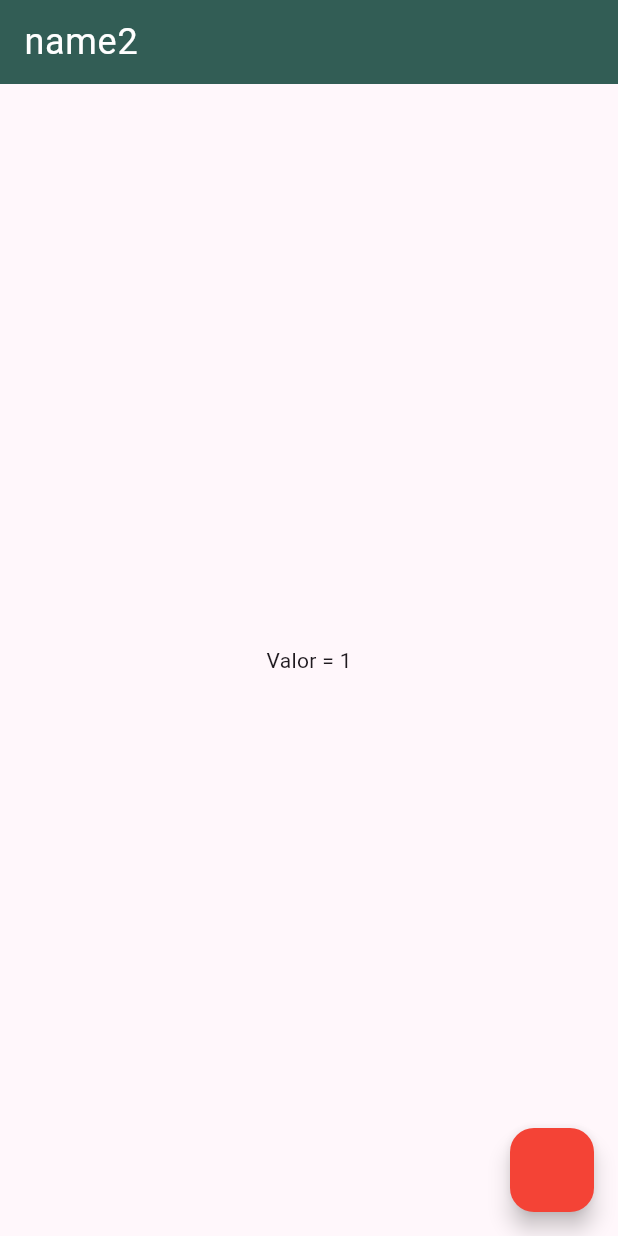
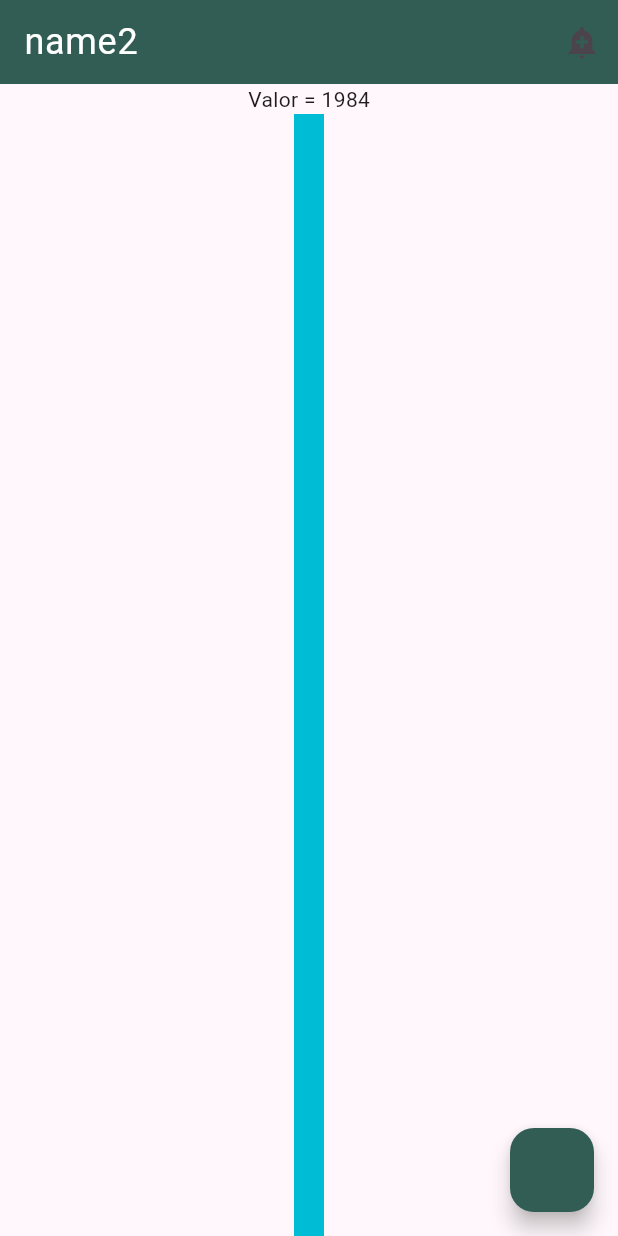
Before and after one commit to gussXX/Flutter_14112023_App_financas, a Flutter app: the screen it shows after launch, on a phone screen of 412 x 824 dp. Run offline on Flutter 3.47's test engine with Material 3 defaults, Android fonts, the phone set to English and light mode, and no system bars; our stand-ins replace flutter_mobx, mobx; generated files the repository leaves out were written again.

Commit message:
clean arc step

```diff
--- a/lib/material_app.dart
+++ b/lib/material_app.dart
@@ -12,7 +12,7 @@ class Home extends StatelessWidget {
       theme: Tema().lightMode(),
       darkTheme: Tema().darkMode(),
       themeMode: ThemeMode.system,
-      home: HomeApp(pageTitle: 'name2'),
+      home: const HomeApp(pageTitle: 'name2'),
     );
   }
 }
--- a/lib/mobX/app_state.dart
+++ b/lib/mobX/app_state.dart
@@ -5,7 +5,7 @@ class AppState = AppStateBase with _$AppState;
 
 abstract class AppStateBase with Store {
   @observable
-  int value = 1;
+  int value = 1984;
 
   @action
   void increment() {
--- a/lib/pages/home/appbar.dart
+++ b/lib/pages/home/appbar.dart
@@ -10,7 +10,15 @@ class ThisppBar {
   }) {
     return AppBar(
       title: Text(pagetitle, style: Theme.of(context).textTheme.bodyLarge),
+      elevation: 0,
       backgroundColor: Theme.of(context).colorScheme.primary,
+      actions: <Widget>[
+        IconButton(
+          icon: const Icon(Icons.add_alert),
+          tooltip: 'Show Snackbar',
+          onPressed: () {},
+        ),
+      ],
     );
   }
 }
--- /dev/null
+++ b/lib/pages/home/body.dart
@@ -0,0 +1,28 @@
+// ignore_for_file: non_constant_identifier_names
+import 'package:financas/mobX/app_state.dart';
+import 'package:flutter/material.dart';
+import 'package:flutter_mobx/flutter_mobx.dart';
+
+class AppBody {
+  SingleChildScrollView singleChildScrollView({required AppState app_state}) {
+    return SingleChildScrollView(
+        child: Center(
+          child: Column(
+              children: [
+          Observer(
+            builder: (_) {
+              return Text('Valor = ${app_state.value}');
+            },
+          ),
+               Container(
+                height: 1400,
+                width: 20,
+                decoration: const BoxDecoration(
+                  color: Colors.cyan
+                  )
+                )
+              ],
+            ),
+        ));
+  }
+}
--- a/lib/pages/home/float_Button.dart
+++ b/lib/pages/home/float_Button.dart
@@ -1,21 +1,23 @@
+// ignore_for_file: file_names
+
 import 'package:flutter/material.dart'
-    show Color, FloatingActionButton, VoidCallback;
+    show FloatingActionButton, Theme, VoidCallback;
+import 'package:flutter/widgets.dart';
 
 //const Color(0xff325D55)
 
 class FloatButton {
   Function? action;
-  Color? colors;
+  BuildContext? context;
 
   FloatingActionButton floatingActionButton({
     required VoidCallback action,
-    required Color colors,
+    required BuildContext context,
   }) {
     this.action = action;
-    this.colors = colors;
 
     return FloatingActionButton(
-      backgroundColor: colors,
+      backgroundColor: Theme.of(context).colorScheme.primary,
       onPressed: action,
     );
   }
--- a/lib/pages/home/home_app.dart
+++ b/lib/pages/home/home_app.dart
@@ -1,7 +1,9 @@
-// ignore_for_file: non_constant_identifier_names
+// ignore_for_file: non_constant_identifier_names, unused_import
 
 import 'package:financas/mobX/app_state.dart';
+import 'package:financas/pages/home/body.dart';
 import 'package:financas/pages/home/float_Button.dart';
+import 'package:financas/pages/home/sliver_appbar.dart';
 import 'package:flutter/material.dart';
 import 'package:financas/pages/home/appbar.dart';
 import 'package:flutter_mobx/flutter_mobx.dart';
@@ -18,6 +20,8 @@ class _HomeAppState extends State<HomeApp> with WidgetsBindingObserver {
   final app_state = AppState();
   final floatButton = FloatButton();
   final appbar = ThisppBar();
+  final body = AppBody();
+  final sliverappBar = ThisSliverAppbar();
 
   @override
   void initState() {
@@ -32,16 +36,9 @@ class _HomeAppState extends State<HomeApp> with WidgetsBindingObserver {
   @override
   Widget build(BuildContext context) {
     return Scaffold(
-      floatingActionButton: floatButton.floatingActionButton(
-          action: app_state.increment, colors: Colors.red),
+      floatingActionButton: floatButton.floatingActionButton(action: app_state.increment, context: context),
       appBar: appbar.thisAppBar(context: context, pagetitle: widget.pageTitle),
-      body: Center(
-        child: Observer(
-          builder: (_) {
-            return Text('Valor = ${app_state.value}');
-          },
-        ),
-      ),
+      body: body.singleChildScrollView(app_state: app_state),
     );
   }
 }
--- /dev/null
+++ b/lib/pages/home/sliver_appbar.dart
@@ -0,0 +1,11 @@
+import 'package:flutter/material.dart';
+
+class ThisSliverAppbar {
+  SliverAppBar custonScrollView({
+    required BuildContext context,
+  }) {
+    return const SliverAppBar(
+  flexibleSpace: FlexibleSpaceBar()
+    );
+  }
+}
```
Also changed, not shown: lib/settings/theme.dart (deleted).
